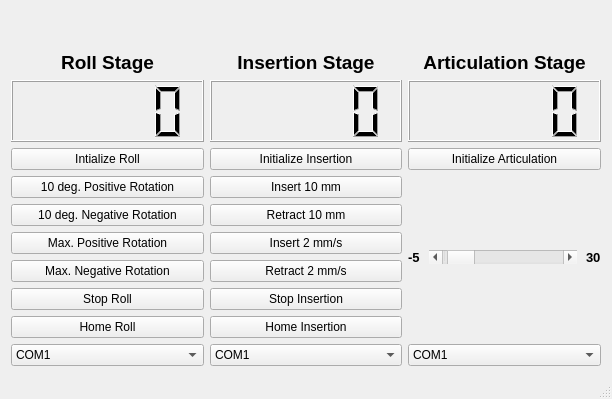
This is src/RobotControlGUI/robotcontrol.ui in josephgreer/ultrasteer as Qt 5 draws it before an edit. The edited form follows.
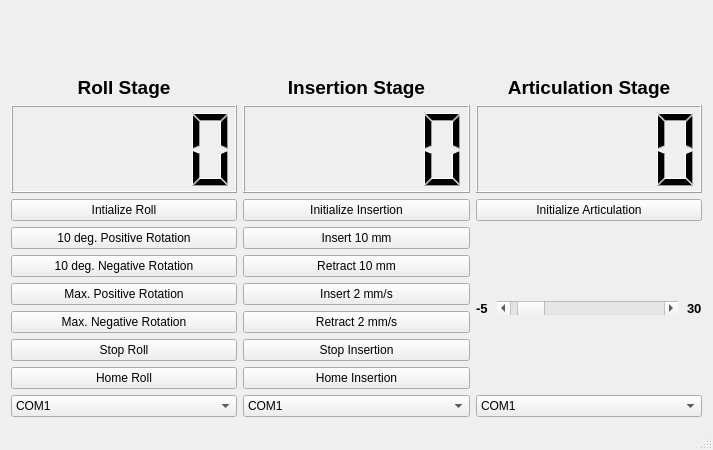
This is the edited form.

The edit to the form file:
```diff
--- a/src/RobotControlGUI/robotcontrol.ui
+++ b/src/RobotControlGUI/robotcontrol.ui
@@ -6,8 +6,8 @@
    <rect>
     <x>0</x>
     <y>0</y>
-    <width>612</width>
-    <height>399</height>
+    <width>713</width>
+    <height>450</height>
    </rect>
   </property>
   <property name="windowTitle">
```
